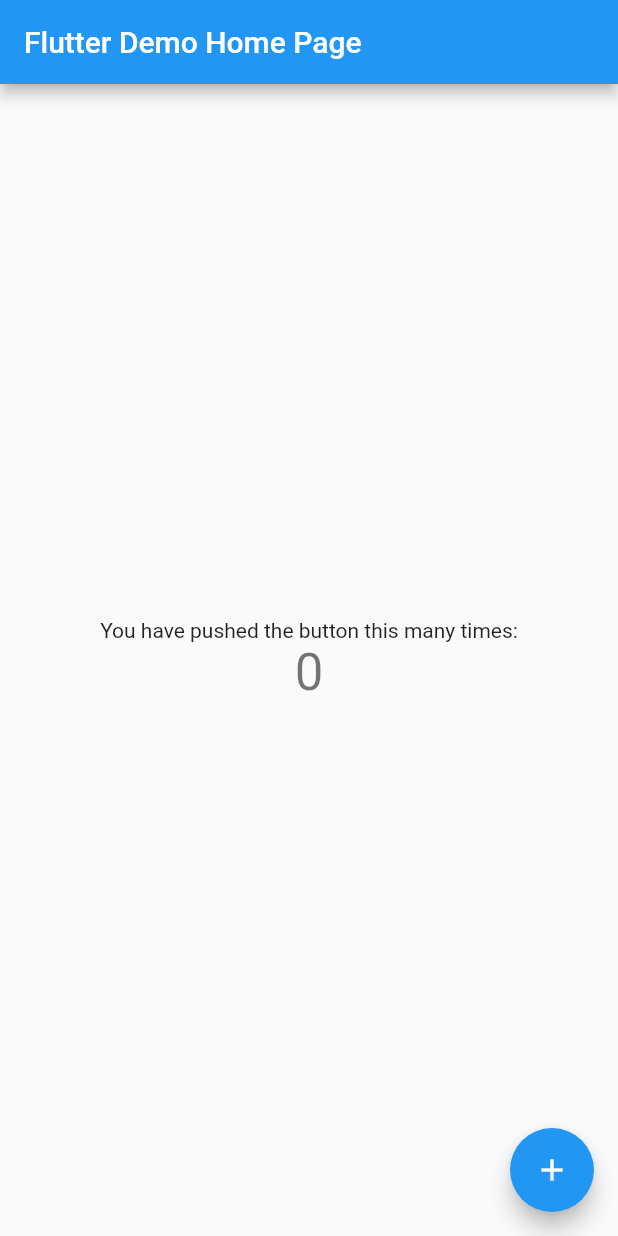
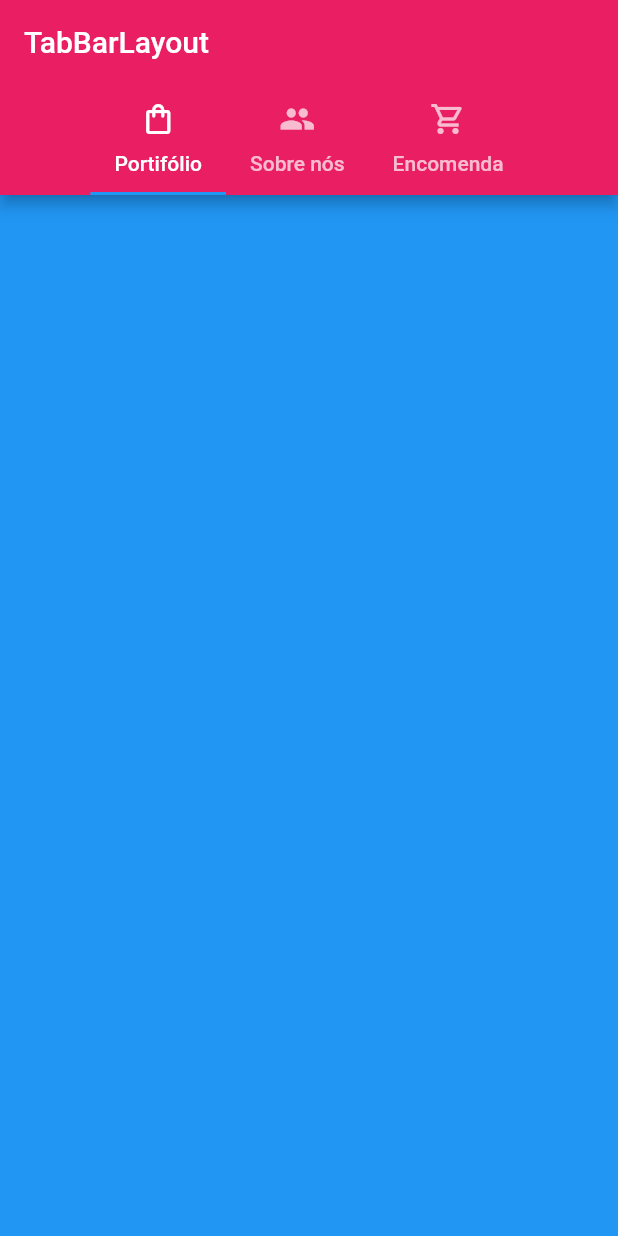
Before and after one commit to jvccorsi/Work_Mobile_ShopMinions, a Flutter app: the screen it shows after launch, on a phone screen of 412 x 824 dp. Run offline on Flutter 3.47's test engine with Material 2 defaults, Android fonts, the light colour scheme and no system bars.

Commit message:
tabbar_complete

```diff
--- a/shop_minions/lib/main.dart
+++ b/shop_minions/lib/main.dart
@@ -1,4 +1,5 @@
 import 'package:flutter/material.dart';
+import 'package:shop_minions/view/Tab_Bar_layout.dart';
 
 void main() {
   runApp(MyApp());
@@ -8,106 +9,6 @@
   // This widget is the root of your application.
   @override
   Widget build(BuildContext context) {
-    return MaterialApp(
-      title: 'Flutter Demo',
-      theme: ThemeData(
-        // This is the theme of your application.
-        //
-        // Try running your application with "flutter run". You'll see the
-        // application has a blue toolbar. Then, without quitting the app, try
-        // changing the primarySwatch below to Colors.green and then invoke
-        // "hot reload" (press "r" in the console where you ran "flutter run",
-        // or simply save your changes to "hot reload" in a Flutter IDE).
-        // Notice that the counter didn't reset back to zero; the application
-        // is not restarted.
-        primarySwatch: Colors.blue,
-      ),
-      home: MyHomePage(title: 'Flutter Demo Home Page'),
-    );
+    return MyTabBarLayout();
   }
 }
-
-class MyHomePage extends StatefulWidget {
-  MyHomePage({Key key, this.title}) : super(key: key);
-
-  // This widget is the home page of your application. It is stateful, meaning
-  // that it has a State object (defined below) that contains fields that affect
-  // how it looks.
-
-  // This class is the configuration for the state. It holds the values (in this
-  // case the title) provided by the parent (in this case the App widget) and
-  // used by the build method of the State. Fields in a Widget subclass are
-  // always marked "final".
-
-  final String title;
-
-  @override
-  _MyHomePageState createState() => _MyHomePageState();
-}
-
-class _MyHomePageState extends State<MyHomePage> {
-  int _counter = 0;
-
-  void _incrementCounter() {
-    setState(() {
-      // This call to setState tells the Flutter framework that something has
-      // changed in this State, which causes it to rerun the build method below
-      // so that the display can reflect the updated values. If we changed
-      // _counter without calling setState(), then the build method would not be
-      // called again, and so nothing would appear to happen.
-      _counter++;
-    });
-  }
-
-  @override
-  Widget build(BuildContext context) {
-    // This method is rerun every time setState is called, for instance as done
-    // by the _incrementCounter method above.
-    //
-    // The Flutter framework has been optimized to make rerunning build methods
-    // fast, so that you can just rebuild anything that needs updating rather
-    // than having to individually change instances of widgets.
-    return Scaffold(
-      appBar: AppBar(
-        // Here we take the value from the MyHomePage object that was created by
-        // the App.build method, and use it to set our appbar title.
-        title: Text(widget.title),
-      ),
-      body: Center(
-        // Center is a layout widget. It takes a single child and positions it
-        // in the middle of the parent.
-        child: Column(
-          // Column is also a layout widget. It takes a list of children and
-          // arranges them vertically. By default, it sizes itself to fit its
-          // children horizontally, and tries to be as tall as its parent.
-          //
-          // Invoke "debug painting" (press "p" in the console, choose the
-          // "Toggle Debug Paint" action from the Flutter Inspector in Android
-          // Studio, or the "Toggle Debug Paint" command in Visual Studio Code)
-          // to see the wireframe for each widget.
-          //
-          // Column has various properties to control how it sizes itself and
-          // how it positions its children. Here we use mainAxisAlignment to
-          // center the children vertically; the main axis here is the vertical
-          // axis because Columns are vertical (the cross axis would be
-          // horizontal).
-          mainAxisAlignment: MainAxisAlignment.center,
-          children: <Widget>[
-            Text(
-              'You have pushed the button this many times:',
-            ),
-            Text(
-              '$_counter',
-              style: Theme.of(context).textTheme.headline4,
-            ),
-          ],
-        ),
-      ),
-      floatingActionButton: FloatingActionButton(
-        onPressed: _incrementCounter,
-        tooltip: 'Increment',
-        child: Icon(Icons.add),
-      ), // This trailing comma makes auto-formatting nicer for build methods.
-    );
-  }
-}
--- /dev/null
+++ b/shop_minions/lib/view/Tab_Bar_layout.dart
@@ -0,0 +1,42 @@
+import 'package:flutter/cupertino.dart';
+import 'package:flutter/material.dart';
+import 'package:shop_minions/view/tela01/tela01_main.dart';
+import 'package:shop_minions/view/tela02/tela02_main.dart';
+import 'package:shop_minions/view/tela03/tela03_main.dart';
+
+class MyTabBarLayout extends StatelessWidget {
+  @override
+  Widget build(BuildContext context) {
+    return MaterialApp(
+      theme: ThemeData(primaryColor: Colors.pink),
+      home: DefaultTabController(
+          length: 3,
+          initialIndex: 0,
+          child: Scaffold(
+            appBar: AppBar(
+              title: Text("TabBarLayout"),
+              bottom: TabBar(
+                isScrollable: true,
+                tabs: [
+                  Tab(
+                      icon: Icon(Icons.shopping_bag_outlined),
+                      text: 'Portifólio'),
+                  Tab(icon: Icon(Icons.people), text: 'Sobre nós'),
+                  Tab(
+                      icon: Icon(Icons.shopping_cart_outlined),
+                      text: 'Encomenda'),
+                  // Tab(icon: Icon(Icons.add_to_photos_sharp), text: 'embaixo'),
+                ],
+              ),
+            ),
+            body: TabBarView(
+              children: [
+                MainTela01(),
+                MainTela02(),
+                MainTela03(),
+              ],
+            ),
+          )),
+    );
+  }
+}
--- /dev/null
+++ b/shop_minions/lib/view/tela01/tela01_main.dart
@@ -0,0 +1,11 @@
+import 'package:flutter/cupertino.dart';
+import 'package:flutter/material.dart';
+
+class MainTela01 extends StatelessWidget {
+  @override
+  Widget build(BuildContext context) {
+    return Container(
+      color: Colors.blue,
+    );
+  }
+}
--- /dev/null
+++ b/shop_minions/lib/view/tela02/tela02_main.dart
@@ -0,0 +1,11 @@
+import 'package:flutter/cupertino.dart';
+import 'package:flutter/material.dart';
+
+class MainTela02 extends StatelessWidget {
+  @override
+  Widget build(BuildContext context) {
+    return Container(
+      color: Colors.pink,
+    );
+  }
+}
--- /dev/null
+++ b/shop_minions/lib/view/tela03/tela03_main.dart
@@ -0,0 +1,11 @@
+import 'package:flutter/cupertino.dart';
+import 'package:flutter/material.dart';
+
+class MainTela03 extends StatelessWidget {
+  @override
+  Widget build(BuildContext context) {
+    return Container(
+      color: Colors.red,
+    );
+  }
+}
```
